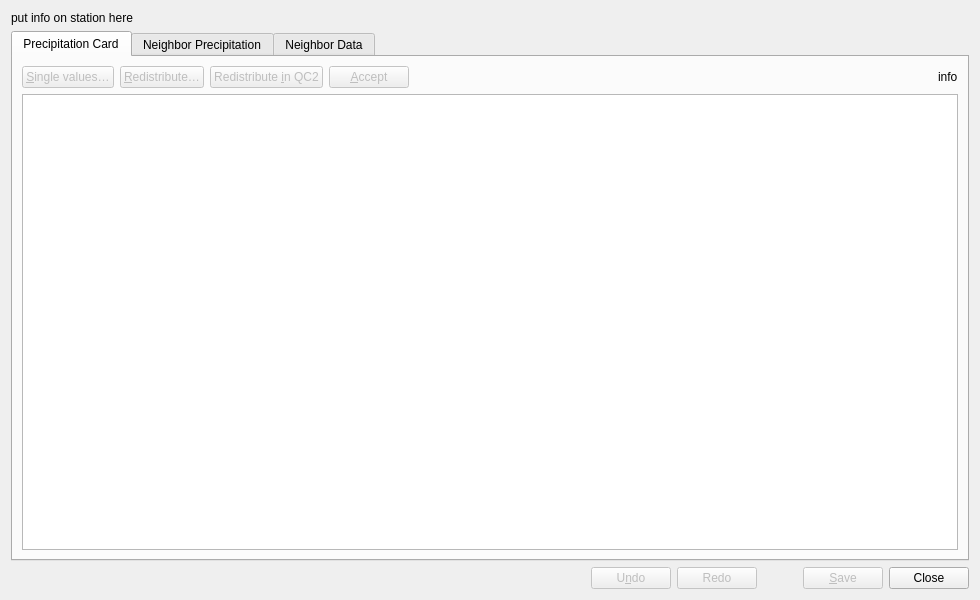
Old version of the form WatchRR2/watchrr_main.ui in the repository metno/kvhqc.
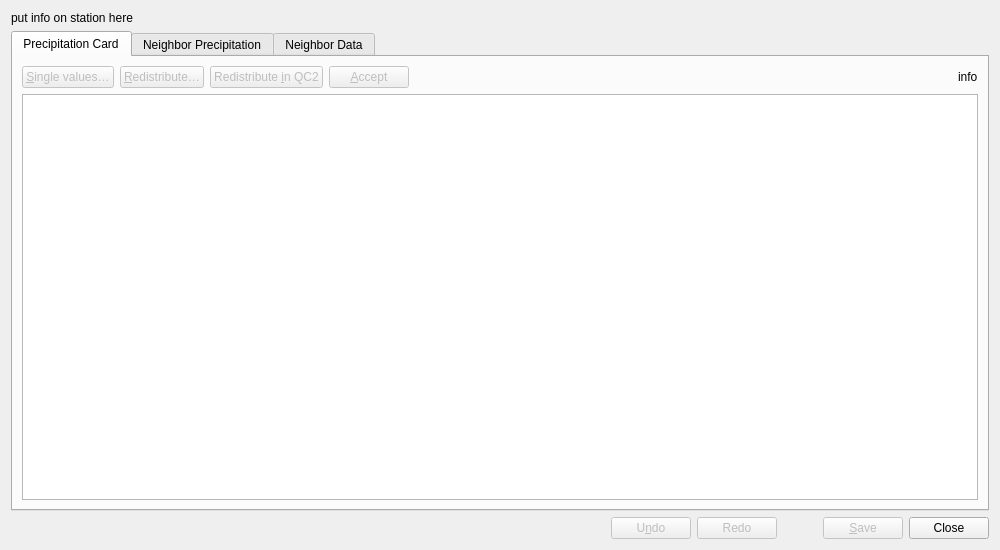
New version of the form. Custom widgets are drawn as their Qt base class.

Diff of the .ui file:
```diff
--- a/WatchRR2/watchrr_main.ui
+++ b/WatchRR2/watchrr_main.ui
@@ -6,8 +6,8 @@
    <rect>
     <x>0</x>
     <y>0</y>
-    <width>980</width>
-    <height>600</height>
+    <width>1000</width>
+    <height>550</height>
    </rect>
   </property>
   <property name="windowTitle">
```
